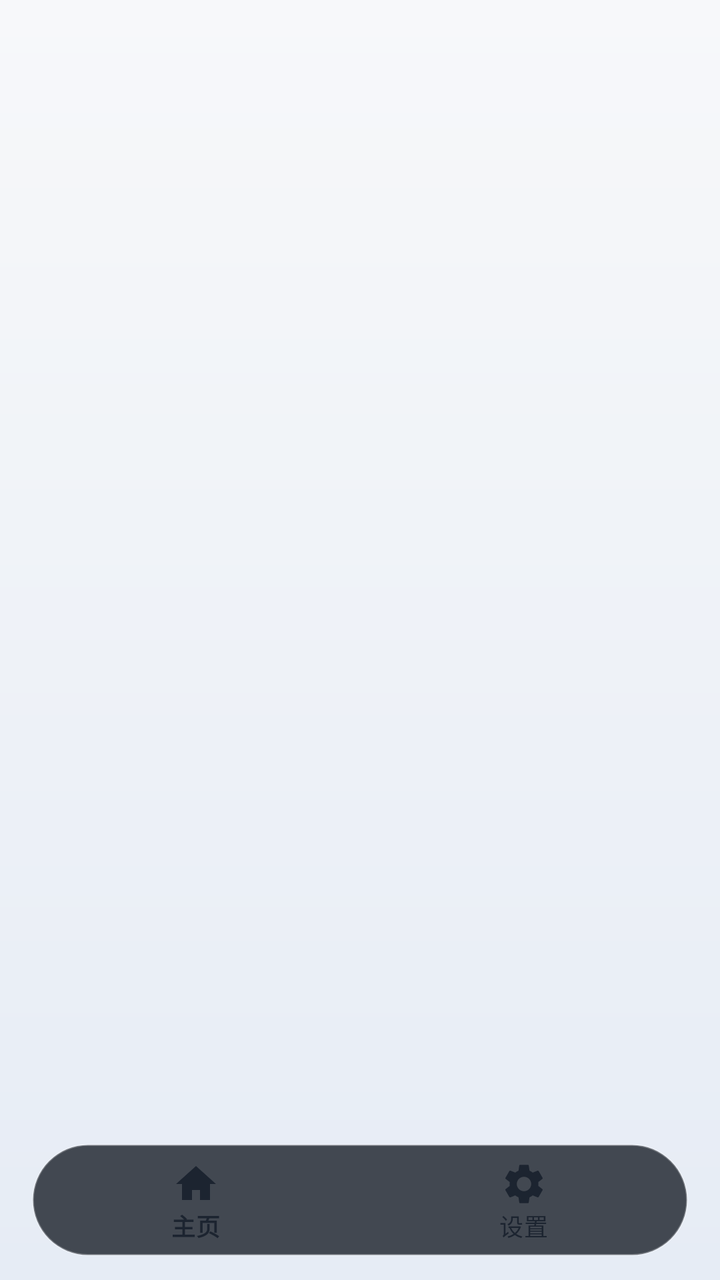
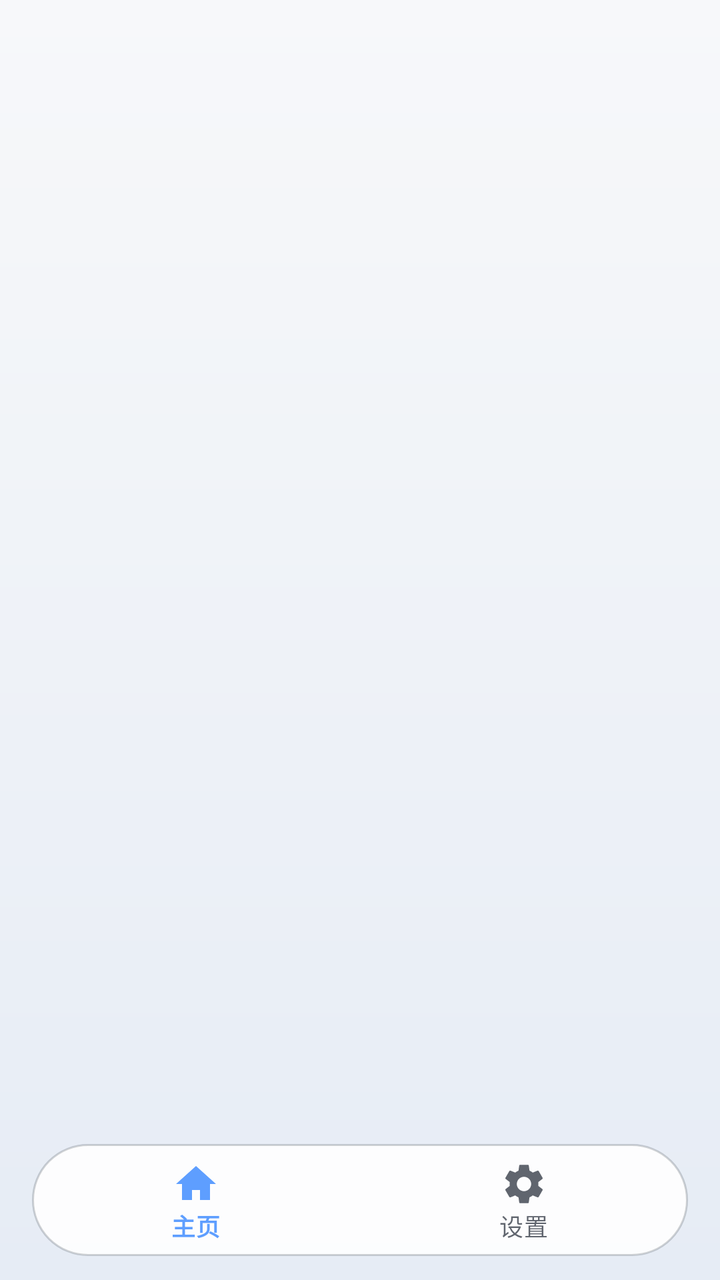

Compare the two renders of this Android layout. The source of the first and the diff that turns it into the second are given below.
<!-- AndroidManifest.xml: application theme Theme.NasWidget -->
<!-- res/layout/activity_main.xml -->
<?xml version="1.0" encoding="utf-8"?>
<LinearLayout xmlns:android="http://schemas.android.com/apk/res/android"
    xmlns:app="http://schemas.android.com/apk/res-auto"
    android:layout_width="match_parent"
    android:layout_height="match_parent"
    android:orientation="vertical"
    android:background="@drawable/bg_gradient">

    <androidx.fragment.app.FragmentContainerView
        android:id="@+id/fragment_container"
        android:layout_width="match_parent"
        android:layout_height="0dp"
        android:layout_weight="1" />

    <com.google.android.material.bottomnavigation.BottomNavigationView
        android:id="@+id/bottom_nav"
        android:layout_width="match_parent"
        android:layout_height="wrap_content"
        android:layout_marginStart="16dp"
        android:layout_marginEnd="16dp"
        android:layout_marginBottom="12dp"
        android:background="@drawable/bottom_nav_bg"
        app:itemIconTint="@color/app_text_primary"
        app:itemTextColor="@color/app_text_primary"
        app:labelVisibilityMode="labeled"
        app:menu="@menu/bottom_nav_menu" />

</LinearLayout>
<!-- resources referenced by this layout -->
<resources>
  <color name="app_text_primary">#FF1C2430</color>
  <!-- drawable bg_gradient (drawable) -->
  <?xml version="1.0" encoding="utf-8"?>
  <shape xmlns:android="http://schemas.android.com/apk/res/android"
      android:shape="rectangle">
      <gradient
          android:angle="270"
          android:startColor="@color/app_gradient_start"
          android:endColor="@color/app_gradient_end" />
  </shape>
  <!-- drawable bottom_nav_bg (drawable) -->
  <?xml version="1.0" encoding="utf-8"?>
  <shape xmlns:android="http://schemas.android.com/apk/res/android"
      android:shape="rectangle">
      <corners android:radius="28dp" />
      <solid android:color="#CC1A2028" />
      <stroke
          android:width="1dp"
          android:color="#40FFFFFF" />
  </shape>
  <style name="Theme.NasWidget" parent="Theme.MaterialComponents.DayNight.NoActionBar">
          <item name="colorPrimary">@color/app_primary</item>
          <item name="colorOnPrimary">@android:color/white</item>
          <item name="colorPrimaryVariant">@color/app_primary_variant</item>
          <item name="colorSecondary">@color/app_secondary</item>
          <item name="colorOnSecondary">@android:color/white</item>
          <item name="android:statusBarColor">@android:color/transparent</item>
          <item name="android:windowLightStatusBar">true</item>
          <item name="shapeAppearanceSmallComponent">@style/ShapeAppearance.NasWidget.Small</item>
          <item name="shapeAppearanceMediumComponent">@style/ShapeAppearance.NasWidget.Medium</item>
          <item name="shapeAppearanceLargeComponent">@style/ShapeAppearance.NasWidget.Large</item>
      </style>
  <color name="app_gradient_start">#FFF7F8FA</color>
  <color name="app_gradient_end">#FFE6ECF5</color>
  <color name="app_primary">#FF5E9EFF</color>
  <color name="app_primary_variant">#FF4A86E8</color>
  <color name="app_secondary">#FF58D68D</color>
  <style name="ShapeAppearance.NasWidget.Small" parent="ShapeAppearance.MaterialComponents.SmallComponent">
          <item name="cornerFamily">rounded</item>
          <item name="cornerSize">14dp</item>
      </style>
  <style name="ShapeAppearance.NasWidget.Medium" parent="ShapeAppearance.MaterialComponents.MediumComponent">
          <item name="cornerFamily">rounded</item>
          <item name="cornerSize">18dp</item>
      </style>
  <style name="ShapeAppearance.NasWidget.Large" parent="ShapeAppearance.MaterialComponents.LargeComponent">
          <item name="cornerFamily">rounded</item>
          <item name="cornerSize">22dp</item>
      </style>
</resources>

<!-- the commit's change to res/layout/activity_main.xml (unified diff, before → after) -->
@@ -20,8 +20,8 @@
         android:layout_marginEnd="16dp"
         android:layout_marginBottom="12dp"
         android:background="@drawable/bottom_nav_bg"
-        app:itemIconTint="@color/app_text_primary"
-        app:itemTextColor="@color/app_text_primary"
+        app:itemIconTint="@color/bottom_nav_item"
+        app:itemTextColor="@color/bottom_nav_item"
         app:labelVisibilityMode="labeled"
         app:menu="@menu/bottom_nav_menu" />
 
<!-- resource entries referenced after the edit -->
@@ -1,6 +1,5 @@
 <!-- resources referenced by this layout -->
 <resources>
-  <color name="app_text_primary">#FF1C2430</color>
   <!-- drawable bg_gradient (drawable) -->
   <?xml version="1.0" encoding="utf-8"?>
   <shape xmlns:android="http://schemas.android.com/apk/res/android"
@@ -15,10 +14,10 @@
   <shape xmlns:android="http://schemas.android.com/apk/res/android"
       android:shape="rectangle">
       <corners android:radius="28dp" />
-      <solid android:color="#CC1A2028" />
+      <solid android:color="#E6FFFFFF" />
       <stroke
           android:width="1dp"
-          android:color="#40FFFFFF" />
+          android:color="#331C2430" />
   </shape>
   <style name="Theme.NasWidget" parent="Theme.MaterialComponents.DayNight.NoActionBar">
           <item name="colorPrimary">@color/app_primary</item>
@@ -31,6 +30,7 @@
           <item name="shapeAppearanceSmallComponent">@style/ShapeAppearance.NasWidget.Small</item>
           <item name="shapeAppearanceMediumComponent">@style/ShapeAppearance.NasWidget.Medium</item>
           <item name="shapeAppearanceLargeComponent">@style/ShapeAppearance.NasWidget.Large</item>
+          <item name="bottomNavigationStyle">@style/NasWidget.BottomNavigation</item>
       </style>
   <color name="app_gradient_start">#FFF7F8FA</color>
   <color name="app_gradient_end">#FFE6ECF5</color>
@@ -49,5 +49,17 @@
           <item name="cornerFamily">rounded</item>
           <item name="cornerSize">22dp</item>
       </style>
+  <style name="NasWidget.BottomNavigation" parent="Widget.MaterialComponents.BottomNavigationView">
+          <item name="itemActiveIndicatorStyle">@style/NasWidget.BottomNavigation.ActiveIndicator</item>
+      </style>
+  <style name="NasWidget.BottomNavigation.ActiveIndicator" parent="Widget.MaterialComponents.BottomNavigationView.ActiveIndicator">
+          <item name="android:color">@color/app_primary_translucent</item>
+          <item name="shapeAppearance">@style/ShapeAppearance.NasWidget.ActiveIndicator</item>
+      </style>
+  <color name="app_primary_translucent">#335E9EFF</color>
+  <style name="ShapeAppearance.NasWidget.ActiveIndicator" parent="ShapeAppearance.MaterialComponents.CornerFamily">
+          <item name="cornerFamily">rounded</item>
+          <item name="cornerSize">16dp</item>
+      </style>
 </resources>
 
